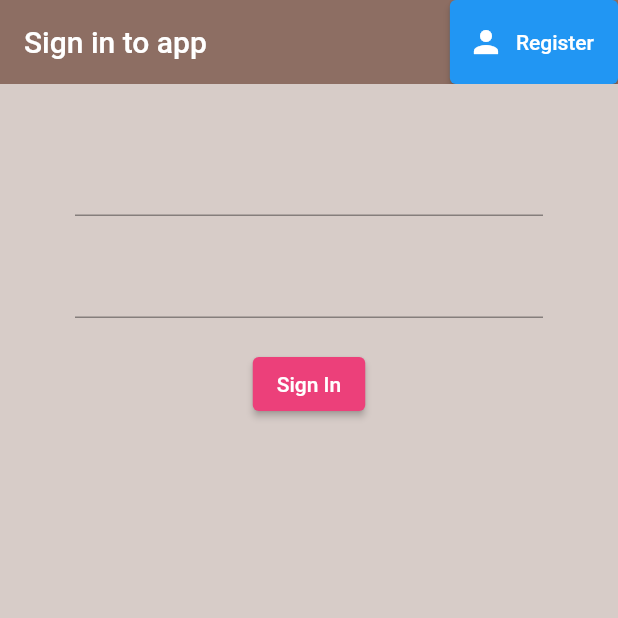
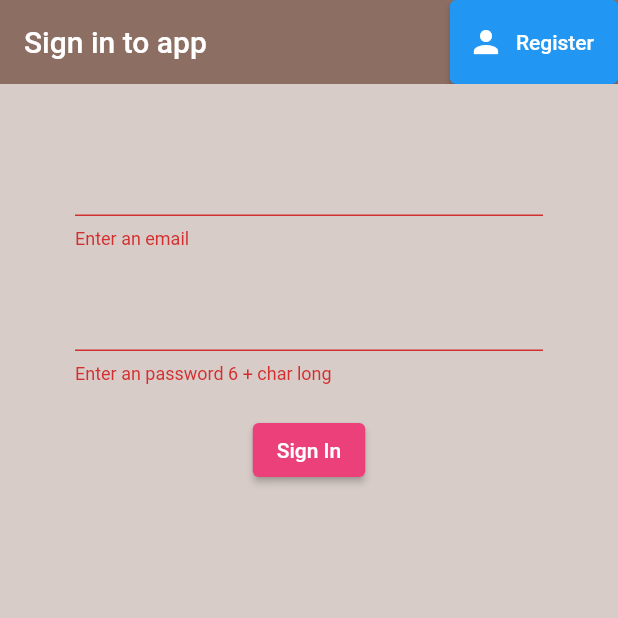
Before and after one commit to Hacikes/LearnFlutterPlusFirebase, a Flutter app: the screen it shows after launch, after a tap on "Sign In", on a phone screen of 412 x 824 dp, the top half of it. Run offline on Flutter 3.47's test engine with Material 2 defaults, Android fonts, the light colour scheme and no system bars; our stand-ins replace firebase_auth, firebase_core; accounts and stored records are empty.

Commit message:
Урок 13 Прошлый урок под номером 12 Опять забыл поменять номер
Делаем вход под email и паролю

1) Скопировали кучу всего из формы регистрации
2) Создали метод для входа по логину и паролю
3) Использовали этот метод на странице входа

```diff
--- a/lib/screen/authenticate/register.dart
+++ b/lib/screen/authenticate/register.dart
@@ -94,7 +94,7 @@ class _RegisterState extends State<Register> {
                   style: TextStyle(color:Colors.white),
                 ),
               ),
-              SizedBox(height: 20,),
+              SizedBox(height: 12.0,),
               // Печатаем текст ошибки, что email пустой
               Text(
                 error,
--- a/lib/screen/authenticate/sign_in.dart
+++ b/lib/screen/authenticate/sign_in.dart
@@ -16,10 +16,13 @@ class _SignInState extends State<SignIn> {
 
   // Создаём экзмепляр класса AuthService
   final AuthService _auth = AuthService();
+  // Валидация логина и пароля
+  final _formKey = GlobalKey<FormState>();
 
   // Переменные для состояние логина и пароля
   String email = '';
   String password = '';
+  String error = '';
 
   @override
   Widget build(BuildContext context) {
@@ -44,11 +47,14 @@ class _SignInState extends State<SignIn> {
       body: Container(
         padding: EdgeInsets.symmetric(vertical: 20.0, horizontal: 50.0),
         child: Form(
+          // поможет остележить форму и её состояние
+          key: _formKey,
           child: Column(
             children: <Widget>[
               SizedBox(height: 20.0,),
               // Тут указываем, что произойдёт, когда поле формы изменится
               TextFormField(
+                validator: (val) => val!.isEmpty ? 'Enter an email': null,
                 // Каждый раз, когда значение в форме меняется
                 // будет запускаться эта функция
                 // крч форма логина
@@ -60,6 +66,7 @@ class _SignInState extends State<SignIn> {
               SizedBox(height: 20.0,),
               // Форма логина
               TextFormField(
+                validator: (val) => val!.length < 6 ? 'Enter an password 6 + char long': null,
                 // заменяет ввод на точки, как во всех вводах пароля
                 obscureText: true,
                 onChanged: (val){
@@ -69,8 +76,12 @@ class _SignInState extends State<SignIn> {
               SizedBox(height: 20.0),
               ElevatedButton(
                   onPressed: () async {
-                    print(email);
-                    print(password);
+                    if (_formKey.currentState!.validate()) {
+                      dynamic result = await _auth.signInWithEmailAndPassword(email, password);
+                      if (result == null){
+                        setState(() => error = 'Could not Sign In those credentials');
+                      }
+                    }
                   },
                   style: ElevatedButton.styleFrom(
                     backgroundColor: Colors.pink[400]
@@ -80,6 +91,12 @@ class _SignInState extends State<SignIn> {
                       style: TextStyle(color:Colors.white),
                   ),
               ),
+              SizedBox(height: 12.0,),
+              // Печатаем текст ошибки, что email пустой
+              Text(
+                error,
+                style: TextStyle(color: Colors.red, fontSize: 14.0),
+              )
             ],
           ),
         ),
--- a/lib/services/auth.dart
+++ b/lib/services/auth.dart
@@ -18,6 +18,7 @@ class AuthService {
 //----------------------------------------------------------------------------------------------
 
   // Поток авторизации пользователей
+  // то есть ели этот пользователь уже зареган, то мы можем по нему войти
   Stream<User1?> get user {
     return _auth.authStateChanges()
         .map((user) => _userFromFirebaseUser(user));
@@ -41,7 +42,19 @@ class AuthService {
 
 //----------------------------------------------------------------------------------------------
 // sign in with email/password
-
+  Future signInWithEmailAndPassword (String email, String password) async {
+    try{
+      // эта функция после того, как ей придут email и пароль попытается создать пользователями с этими кредами
+      // и если получится она успешно вернёт пользователя и его uid, как мы и объявили в user.dart
+      UserCredential result = await _auth.signInWithEmailAndPassword(email: email, password: password);
+      User? user = result.user;
+      //Возвращаем user в поток авторизации пользователей, который мы сделали выше
+      return _userFromFirebaseUser(user);
+    } catch(e){
+      print(e.toString());
+      return null;
+    }
+  }
 
 
 //----------------------------------------------------------------------------------------------
```
